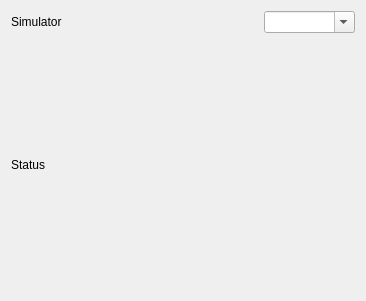
The window that src/ui/QGCHilConfiguration.ui (mavlink/qgroundcontrol) describes before a commit, drawn with Qt 5.
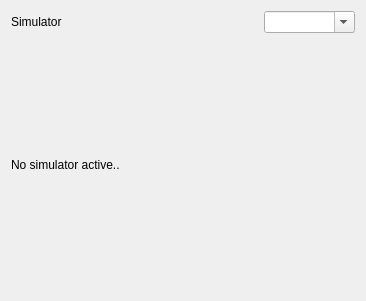
The same window after the commit.

The edit to the form file:
```diff
--- a/src/ui/QGCHilConfiguration.ui
+++ b/src/ui/QGCHilConfiguration.ui
@@ -23,7 +23,7 @@
    <item row="2" column="0">
     <widget class="QLabel" name="statusLabel">
      <property name="text">
-      <string>Status</string>
+      <string>No simulator active..</string>
      </property>
     </widget>
    </item>
```
Left out of the diff: 5 changed lines with no effect on the pictures.
